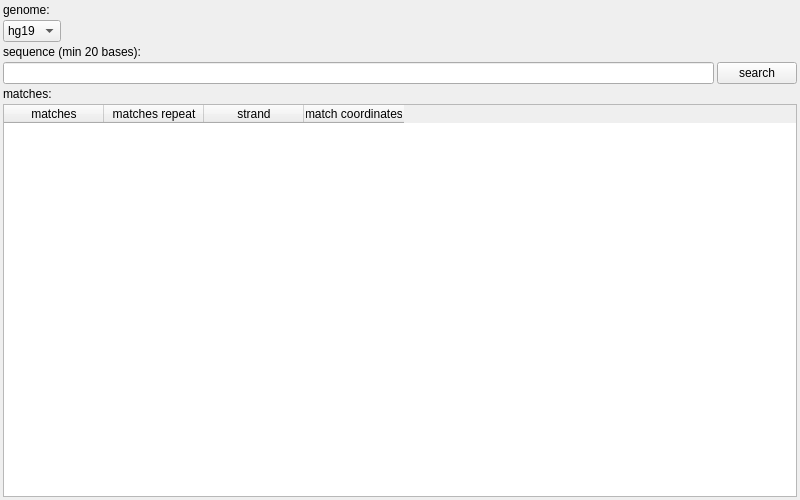
Old version of the form src/GSvar/BlatWidget.ui in the repository imgag/ngs-bits.
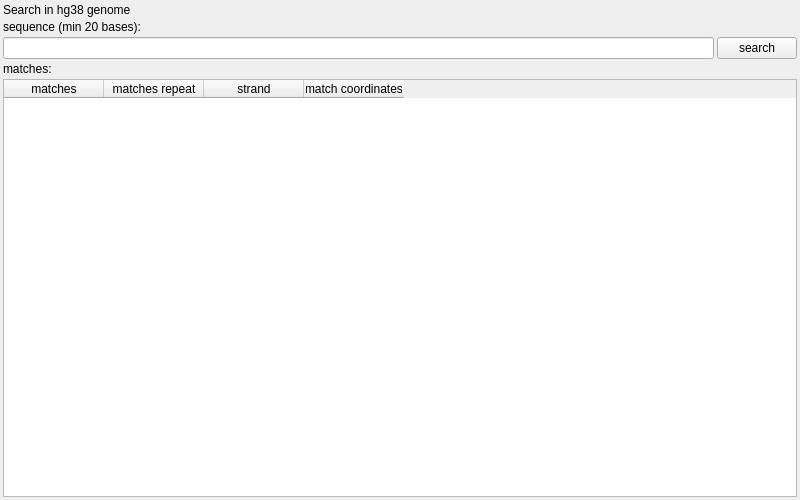
New version of the form.

Commit message: GSvar: removed genome selection for BLAT search

The edit to the form file:
```diff
--- a/src/GSvar/BlatWidget.ui
+++ b/src/GSvar/BlatWidget.ui
@@ -38,7 +38,7 @@
    <item>
     <widget class="QLabel" name="label">
      <property name="text">
-      <string>genome:</string>
+      <string>Search in hg38 genome</string>
      </property>
     </widget>
    </item>
@@ -47,33 +47,6 @@
      <property name="spacing">
       <number>3</number>
      </property>
-     <item>
-      <widget class="QComboBox" name="genome">
-       <item>
-        <property name="text">
-         <string>hg19</string>
-        </property>
-       </item>
-       <item>
-        <property name="text">
-         <string>hg38</string>
-        </property>
-       </item>
-      </widget>
-     </item>
-     <item>
-      <spacer name="horizontalSpacer">
-       <property name="orientation">
-        <enum>Qt::Horizontal</enum>
-       </property>
-       <property name="sizeHint" stdset="0">
-        <size>
-         <width>40</width>
-         <height>20</height>
-        </size>
-       </property>
-      </spacer>
-     </item>
     </layout>
    </item>
    <item>
```
The commit also changes 2 other files.
